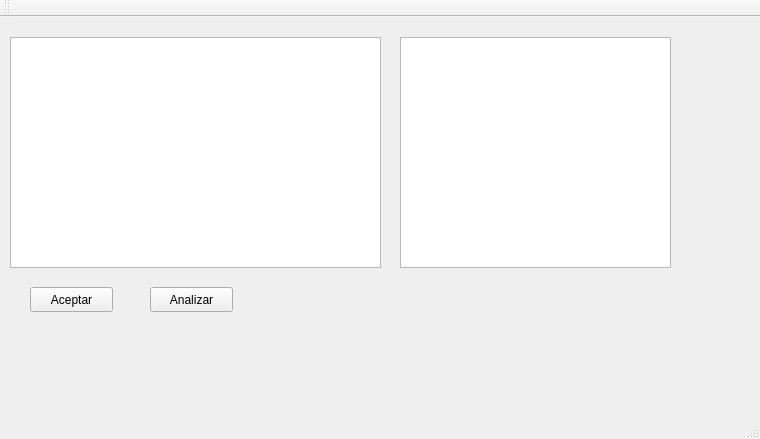
This is Coline/mainwindow.ui in Caceres-Joseph/-COMPI2-Dic-Proyecto2_201513696 as Qt 5 draws it before an edit. The edited form follows.
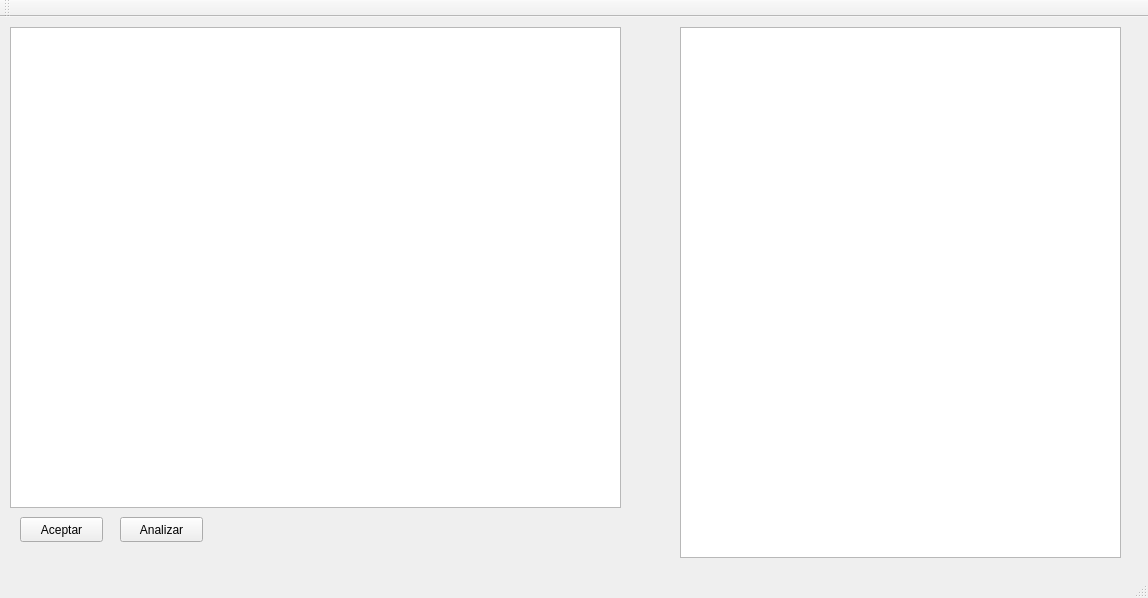
This is the edited form.

The edit to the form file:
```diff
--- a/Coline/mainwindow.ui
+++ b/Coline/mainwindow.ui
@@ -6,8 +6,8 @@
    <rect>
     <x>0</x>
     <y>0</y>
-    <width>760</width>
-    <height>439</height>
+    <width>1148</width>
+    <height>598</height>
    </rect>
   </property>
   <property name="windowTitle">
@@ -18,17 +18,17 @@
     <property name="geometry">
      <rect>
       <x>10</x>
-      <y>20</y>
-      <width>371</width>
-      <height>231</height>
+      <y>10</y>
+      <width>611</width>
+      <height>481</height>
      </rect>
     </property>
    </widget>
    <widget class="QPushButton" name="btnAceptar">
     <property name="geometry">
      <rect>
-      <x>30</x>
-      <y>270</y>
+      <x>20</x>
+      <y>500</y>
       <width>83</width>
       <height>25</height>
      </rect>
@@ -40,8 +40,8 @@
    <widget class="QPushButton" name="btnAnalizar">
     <property name="geometry">
      <rect>
-      <x>150</x>
-      <y>270</y>
+      <x>120</x>
+      <y>500</y>
       <width>83</width>
       <height>25</height>
      </rect>
@@ -53,10 +53,10 @@
    <widget class="QTextEdit" name="txtSalida">
     <property name="geometry">
      <rect>
-      <x>400</x>
-      <y>20</y>
-      <width>271</width>
-      <height>231</height>
+      <x>680</x>
+      <y>10</y>
+      <width>441</width>
+      <height>531</height>
      </rect>
     </property>
    </widget>
```
Left out of the diff: 2 changed lines with no effect on the pictures.
